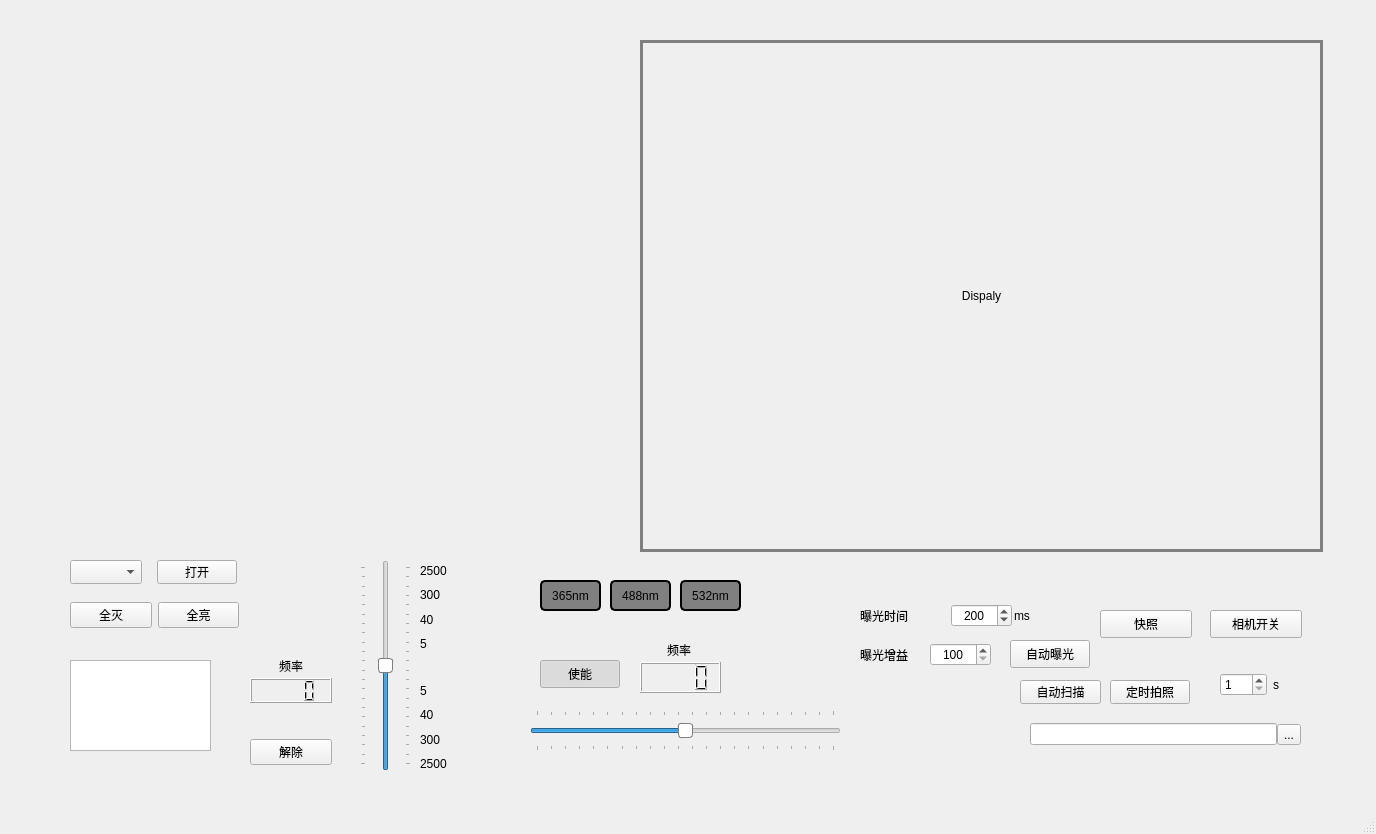
First picture: the form in mainwindow.ui, repository PingY2000/QT_FPM, before the edit.
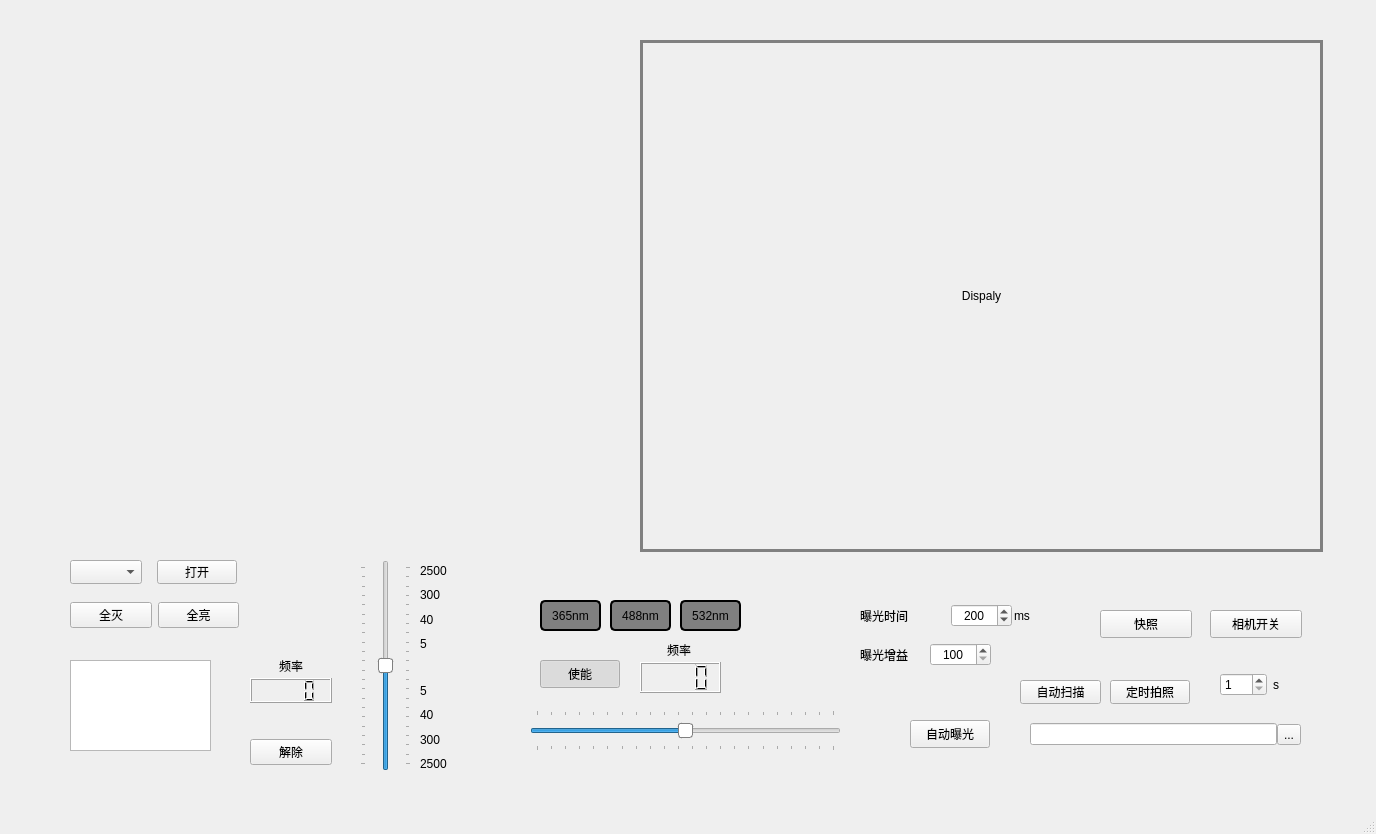
Second picture: the form after the edit.

Commit message: 修改led按钮样式

Diff of the .ui file:
```diff
--- a/mainwindow.ui
+++ b/mainwindow.ui
@@ -18,9 +18,9 @@
     <property name="geometry">
      <rect>
       <x>50</x>
-      <y>60</y>
-      <width>511</width>
-      <height>451</height>
+      <y>40</y>
+      <width>551</width>
+      <height>481</height>
      </rect>
     </property>
     <layout class="QVBoxLayout" name="verticalLayout"/>
@@ -112,8 +112,8 @@
    <widget class="QPushButton" name="pushButton_AutoExpo">
     <property name="geometry">
      <rect>
-      <x>1010</x>
-      <y>640</y>
+      <x>910</x>
+      <y>720</y>
       <width>80</width>
       <height>28</height>
      </rect>
@@ -527,7 +527,7 @@
     <property name="geometry">
      <rect>
       <x>540</x>
-      <y>580</y>
+      <y>600</y>
       <width>61</width>
       <height>31</height>
      </rect>
@@ -554,7 +554,7 @@
     <property name="geometry">
      <rect>
       <x>610</x>
-      <y>580</y>
+      <y>600</y>
       <width>61</width>
       <height>31</height>
      </rect>
@@ -581,7 +581,7 @@
     <property name="geometry">
      <rect>
       <x>680</x>
-      <y>580</y>
+      <y>600</y>
       <width>61</width>
       <height>31</height>
      </rect>
```
The commit also changes 1 other file.
